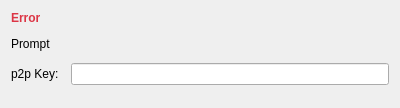
Above: hsync_desktop/ui/p2p_key_dialog.ui from albertsdk/hsync-desktop before the change. Below: the same form after it.
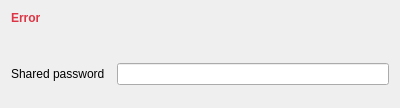
That is the form after the change.

The edit to the form file:
```diff
--- a/hsync_desktop/ui/p2p_key_dialog.ui
+++ b/hsync_desktop/ui/p2p_key_dialog.ui
@@ -24,7 +24,7 @@
    <!-- Prompt -->
    <item>
     <widget class="QLabel" name="lblPrompt">
-     <property name="text"><string>Prompt</string></property>
+     <property name="text"><string/></property>
      <property name="wordWrap"><bool>true</bool></property>
     </widget>
    </item>
@@ -33,7 +33,7 @@
     <layout class="QFormLayout" name="formLayout">
      <item row="0" column="0">
       <widget class="QLabel" name="lblKeyLabel">
-       <property name="text"><string>p2p Key:</string></property>
+       <property name="text"><string>Shared password</string></property>
       </widget>
      </item>
      <item row="0" column="1">
```
